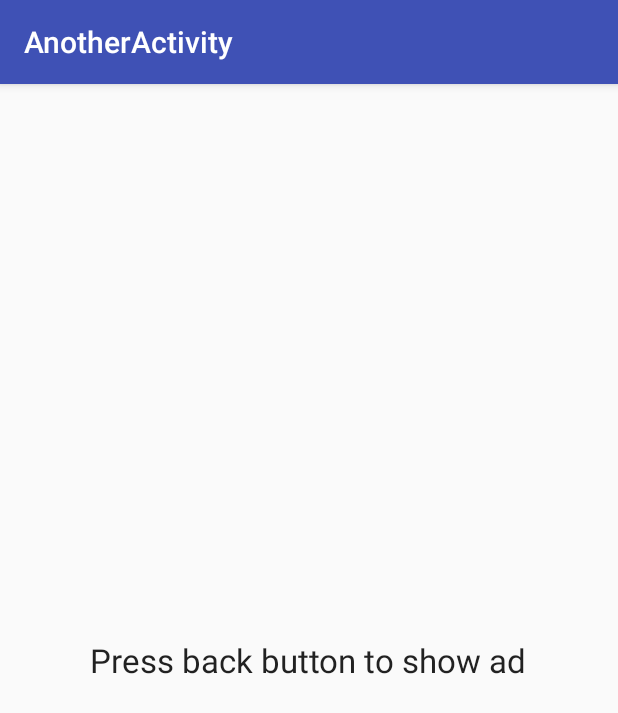
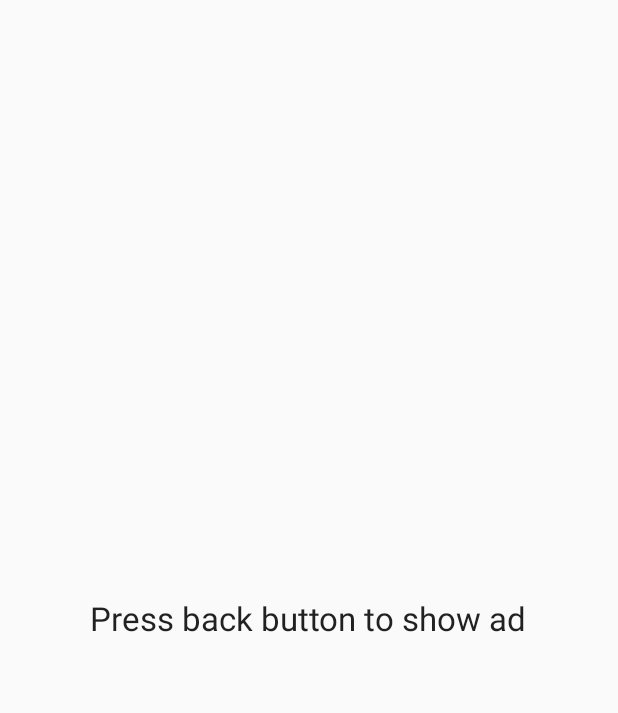
Before and after one commit to AdCelCorp/Adcel-Android-Demo, an Android app: the AnotherActivity screen opened directly, with no data from a screen before it, on a phone screen of 412 x 824 dp. Shown: the top 713 px of the screen. Run offline under Robolectric (Android 15) with nearby library versions, the phone set to English and light mode, and no system bars; libraries missing offline, so code that uses them is left out: co.adcel.init, co.adcel.interstitialads; 1 statement that could not run was skipped.

Commit message:
AdCelSDK 1.0.7, aar format demo

```diff
--- /dev/null
+++ b/AdCelSDK-1.0.7/build.gradle
@@ -0,0 +1,2 @@
+configurations.maybeCreate("default")
+artifacts.add("default", file('AdCelSDK-1.0.7.aar'))
--- a/AdcelInterstitialBanner/src/main/java/co/adcel/sdkdemo/AnotherActivity.java
+++ b/AdcelInterstitialBanner/src/main/java/co/adcel/sdkdemo/AnotherActivity.java
@@ -1,7 +1,7 @@
 package co.adcel.sdkdemo;
 
+import android.app.Activity;
 import android.os.Bundle;
-import android.support.v7.app.AppCompatActivity;
 import android.support.v7.widget.Toolbar;
 import android.util.Log;
 import android.widget.Toast;
@@ -9,7 +9,7 @@ import android.widget.Toast;
 import co.adcel.init.AdCel;
 import co.adcel.interstitialads.DefaultInterstitialListener;
 
-public class AnotherActivity extends AppCompatActivity {
+public class AnotherActivity extends Activity {
     static final String TAG = "AdCelSDKDemo";
 
     private DefaultInterstitialListener adcelInterstitialListener = new DefaultInterstitialListener() {
@@ -63,14 +63,21 @@ public class AnotherActivity extends AppCompatActivity {
 
             return false;
         }
+
+        @Override
+        public void onInterstitialFailLoad(String adType, String provider) {
+            Log.d(TAG, "onInterstitialFailLoad");
+            Toast toast = Toast.makeText(AnotherActivity.this,
+                    String.format("onInterstitialFailLoad %s %s", adType, provider),
+                    Toast.LENGTH_SHORT);
+            toast.show();
+        }
     };
 
     @Override
     protected void onCreate(Bundle savedInstanceState) {
         super.onCreate(savedInstanceState);
         setContentView(R.layout.activity_another);
-        Toolbar toolbar = (Toolbar) findViewById(R.id.toolbar);
-        setSupportActionBar(toolbar);
         AdCel.setInterstitialListener(adcelInterstitialListener);
     }
 
--- a/AdcelInterstitialBanner/src/main/res/layout/activity_another.xml
+++ b/AdcelInterstitialBanner/src/main/res/layout/activity_another.xml
@@ -1,26 +1,20 @@
 <?xml version="1.0" encoding="utf-8"?>
-<android.support.design.widget.CoordinatorLayout xmlns:android="http://schemas.android.com/apk/res/android"
-    xmlns:app="http://schemas.android.com/apk/res-auto"
+<RelativeLayout xmlns:android="http://schemas.android.com/apk/res/android"
     xmlns:tools="http://schemas.android.com/tools"
+    android:id="@+id/activity_another"
     android:layout_width="match_parent"
     android:layout_height="match_parent"
-    android:fitsSystemWindows="true"
+    android:paddingBottom="@dimen/activity_vertical_margin"
+    android:paddingLeft="@dimen/activity_horizontal_margin"
+    android:paddingRight="@dimen/activity_horizontal_margin"
+    android:paddingTop="@dimen/activity_vertical_margin"
     tools:context="co.adcel.sdkdemo.AnotherActivity">
 
-    <android.support.design.widget.AppBarLayout
-        android:layout_width="match_parent"
+    <TextView
+        android:layout_width="wrap_content"
         android:layout_height="wrap_content"
-        android:theme="@style/AppTheme.AppBarOverlay">
+        android:textAppearance="?android:attr/textAppearanceLarge"
+        android:layout_centerInParent="true"
+        android:text="@string/press_back"/>
 
-        <android.support.v7.widget.Toolbar
-            android:id="@+id/toolbar"
-            android:layout_width="match_parent"
-            android:layout_height="?attr/actionBarSize"
-            android:background="?attr/colorPrimary"
-            app:popupTheme="@style/AppTheme.PopupOverlay" />
-
-    </android.support.design.widget.AppBarLayout>
-
-    <include layout="@layout/content_another" />
-
-</android.support.design.widget.CoordinatorLayout>
+</RelativeLayout>
--- a/AdcelInterstitialBanner/src/main/res/layout/content_another.xml
+++ /dev/null
@@ -1,22 +0,0 @@
-<?xml version="1.0" encoding="utf-8"?>
-<RelativeLayout xmlns:android="http://schemas.android.com/apk/res/android"
-    xmlns:app="http://schemas.android.com/apk/res-auto"
-    xmlns:tools="http://schemas.android.com/tools"
-    android:layout_width="match_parent"
-    android:layout_height="match_parent"
-    android:paddingBottom="@dimen/activity_vertical_margin"
-    android:paddingLeft="@dimen/activity_horizontal_margin"
-    android:paddingRight="@dimen/activity_horizontal_margin"
-    android:paddingTop="@dimen/activity_vertical_margin"
-    app:layout_behavior="@string/appbar_scrolling_view_behavior"
-    tools:context="co.adcel.sdkdemo.AnotherActivity"
-    tools:showIn="@layout/activity_another">
-
-    <TextView
-        android:layout_width="wrap_content"
-        android:layout_height="wrap_content"
-        android:textAppearance="?android:attr/textAppearanceLarge"
-        android:layout_centerInParent="true"
-        android:text="@string/press_back"/>
-
-</RelativeLayout>
--- a/AdcelNative/src/main/java/co/adcel/sdkdemo/MainActivity.java
+++ b/AdcelNative/src/main/java/co/adcel/sdkdemo/MainActivity.java
@@ -52,7 +52,7 @@ public class MainActivity extends AppCompatActivity {
         //AdCel.setTargetingParam(TargetingParam.USER_AGE, "18");
         AdCel.setLogging(true);
         AdCel.initializeSDK(this,
-                "0a22dac7-5e69-4078-b7e7-034d2380b243:b507278d-1b28-4c46-8366-af8c9e9dd6a1",
+                "89fdf849-b5bc-49d0-ad51-0b790e777ae4:fc7094bb-3ca7-4450-9a7e-320b6b4f4e42",
                 AdCel.MASK_NATIVE);
         AdCel.setNativeAdsAvailabilityListener(new OnNativeAdsAvailabilityListener() {
             @Override
--- a/build.gradle
+++ b/build.gradle
@@ -5,7 +5,7 @@ buildscript {
         jcenter()
     }
     dependencies {
-        classpath 'com.android.tools.build:gradle:2.2.2'
+        classpath 'com.android.tools.build:gradle:2.2.3'
 
         // NOTE: Do not place your application dependencies here; they belong
         // in the individual module build.gradle files
--- a/settings.gradle
+++ b/settings.gradle
@@ -1 +1 @@
-include ':AdcelInterstitialBanner', ':AdcelRewarded', ':AdcelNative'
+include ':AdcelInterstitialBanner', ':AdcelRewarded', ':AdcelNative', ':AdCelSDK-1.0.7'
```
Also changed, not shown: AdcelInterstitialBanner/build.gradle (+10 -8 lines), AdcelInterstitialBanner/src/main/AndroidManifest.xml (+4 -7 lines), AdcelInterstitialBanner/src/main/java/co/adcel/sdkdemo/MainActivity.java (+12 -6 lines), AdcelInterstitialBanner/src/main/res/layout/activity_main.xml (+47 -15 lines), AdcelInterstitialBanner/src/main/res/layout/content_main.xml (deleted, +0 -56 lines), AdcelNative/build.gradle (+9 -6 lines), AdcelRewarded/build.gradle (+9 -6 lines), AdcelRewarded/src/main/java/co/adcel/sdkdemo/MainActivity.java (+10 -1 lines), 1 other file.
